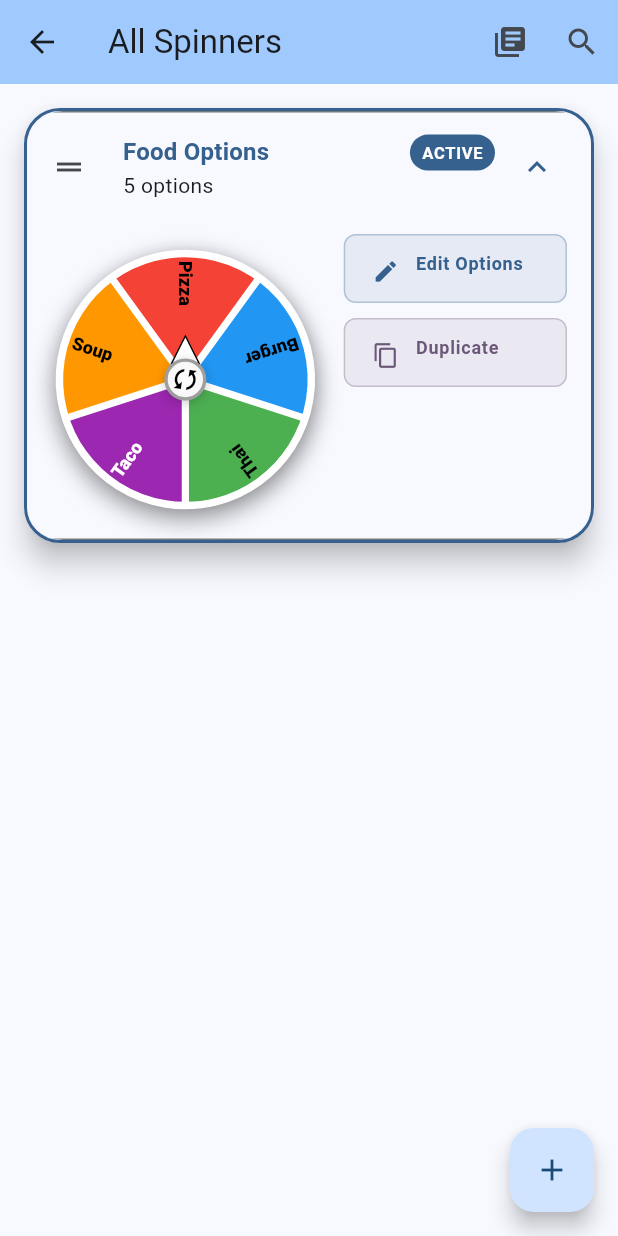
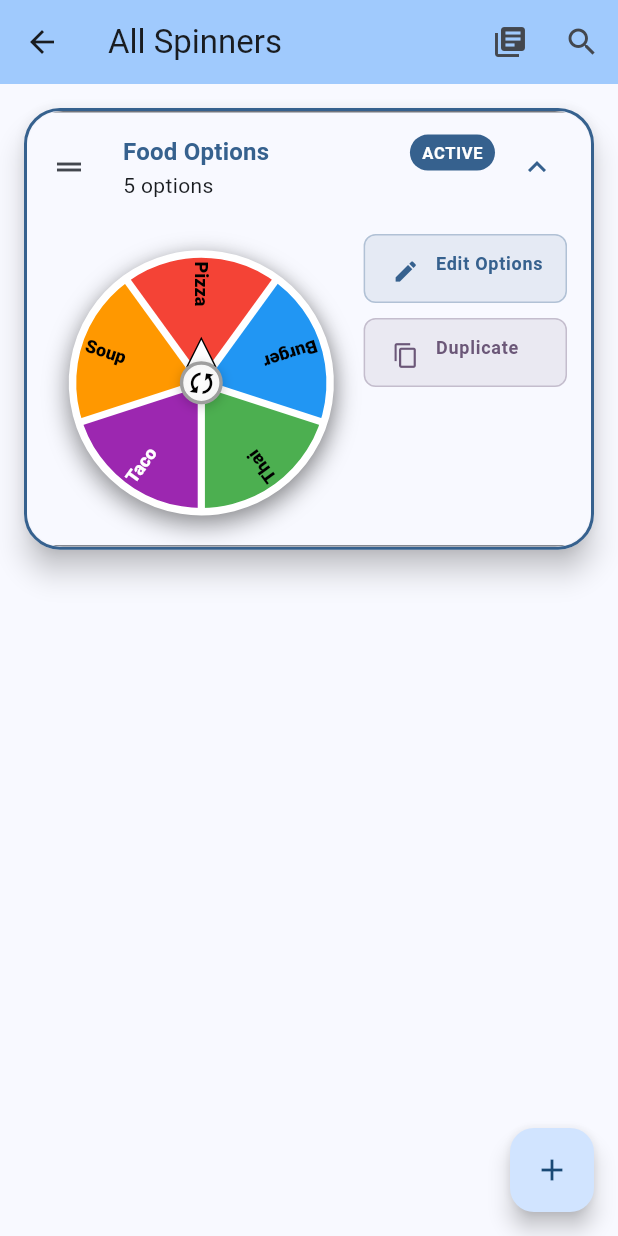
Before and after one commit to BigFlexLiu/OptiChoice-Gamified-Decision-Assistant, a Flutter app: the AllSpinnerView screen opened directly, after a tap on "Food Options", on a phone screen of 412 x 824 dp. Run offline on Flutter 3.47's test engine with Material 3 defaults, Android fonts, the phone set to English and light mode, and no system bars; our stand-ins replace logger, shared_preferences; missing offline and left inert: flutter_reorderable_grid_view, flutter_soloud; accounts and stored records are empty.

Commit message:
enhancement: Space distribution to spinner preview

```diff
--- a/lib/views/all_spinners_view.dart
+++ b/lib/views/all_spinners_view.dart
@@ -571,7 +571,7 @@ class _AllSpinnerViewState extends State<AllSpinnerView> {
       actions.addAll([
         SpinnerCardAction(
           icon: Icons.star,
-          label: 'Set as Active',
+          label: 'Set Active',
           onPressed: () => _setActiveSpinner(spinnerId),
           color: theme.colorScheme.tertiary,
         ),
--- a/lib/views/color_picker_view.dart
+++ b/lib/views/color_picker_view.dart
@@ -410,7 +410,6 @@ class _ColorWheelState extends State<ColorWheel> {
         final distSq = dx * dx + dySquared;
 
         if (distSq <= radiusSquared) {
-          // More efficient hue calculation
           final hue = (math.atan2(dy, dx) * rad2deg + 360) % 360;
           final sat = math.sqrt(distSq) / radius;
 
--- a/lib/views/premade_spinners_view.dart
+++ b/lib/views/premade_spinners_view.dart
@@ -134,13 +134,13 @@ class _PremadeSpinnerTabViewState extends State<_PremadeSpinnerTabView> {
     return [
       SpinnerCardAction(
         icon: Icons.add_circle,
-        label: 'Add to My Spinners',
+        label: 'Add',
         onPressed: () => _addSpinner(context, spinner),
         color: theme.colorScheme.primary,
       ),
       SpinnerCardAction(
         icon: Icons.preview,
-        label: 'Preview Options',
+        label: 'Preview',
         onPressed: () => _showPreview(context, spinner),
         color: theme.colorScheme.secondary,
       ),
--- a/lib/widgets/spinner_card.dart
+++ b/lib/widgets/spinner_card.dart
@@ -112,10 +112,10 @@ class SpinnerCard extends StatelessWidget {
                   crossAxisAlignment: CrossAxisAlignment.start,
                   children: [
                     // Spinner Preview
-                    SpinnerPreview(size: 196, spinner: spinner),
-                    const SizedBox(width: 16),
+                    Expanded(child: SpinnerPreview(spinner: spinner)),
+                    const SizedBox(width: 8),
                     // Action Buttons
-                    Expanded(
+                    IntrinsicWidth(
                       child: Column(
                         crossAxisAlignment: CrossAxisAlignment.stretch,
                         children: actions
@@ -153,9 +153,7 @@ class SpinnerCard extends StatelessWidget {
   }) {
     final theme = Theme.of(context);
 
-    return SizedBox(
-      width: double.infinity,
-      child: ElevatedButton(
+    return ElevatedButton(
       onPressed: onPressed,
       style: ElevatedButton.styleFrom(
         backgroundColor: color.withValues(alpha: 0.1),
@@ -172,6 +170,7 @@ class SpinnerCard extends StatelessWidget {
         alignment: Alignment.centerLeft,
       ),
       child: Row(
+        mainAxisSize: MainAxisSize.min,
         crossAxisAlignment: CrossAxisAlignment.start,
         children: [
           SizedBox(
@@ -182,15 +181,14 @@ class SpinnerCard extends StatelessWidget {
             ),
           ),
           const SizedBox(width: 8),
-            Expanded(
+          Flexible(
             child: Text(
               label,
-                softWrap: true,
-                overflow: TextOverflow.visible,
+              softWrap: false,
+              overflow: TextOverflow.ellipsis,
             ),
           ),
         ],
-        ),
       ),
     );
   }
--- a/lib/widgets/spinner_wheel.dart
+++ b/lib/widgets/spinner_wheel.dart
@@ -311,12 +311,12 @@ class SpinnerWheelState extends State<SpinnerWheel>
     return LayoutBuilder(
       builder: (context, constraints) {
         // Calculate available width with 16px margins on both sides
-        final availableWidth = MediaQuery.of(context).size.width;
+        final availableWidth = constraints.maxWidth;
 
         // Use the widget.size if provided, otherwise use available width
         final containerSize = widget.size ?? availableWidth;
-        final shadowSize = containerSize * 0.914; // 320/350 ratio
-        final wheelSize = containerSize * 0.857; // 300/350 ratio
+        final shadowSize = containerSize * 0.914; // 32/35 ratio
+        final wheelSize = containerSize * 0.857; // 30/35 ratio
 
         return SizedBox(
           height: containerSize,
```
Lines whose indentation alone changed are shown as unchanged.
